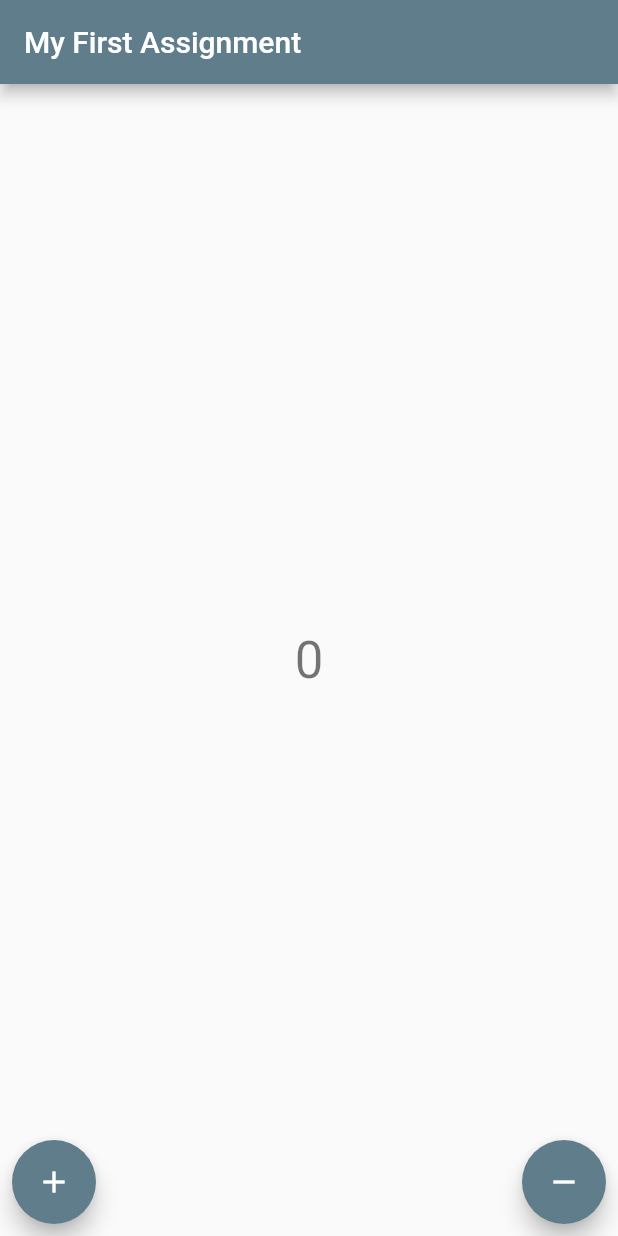
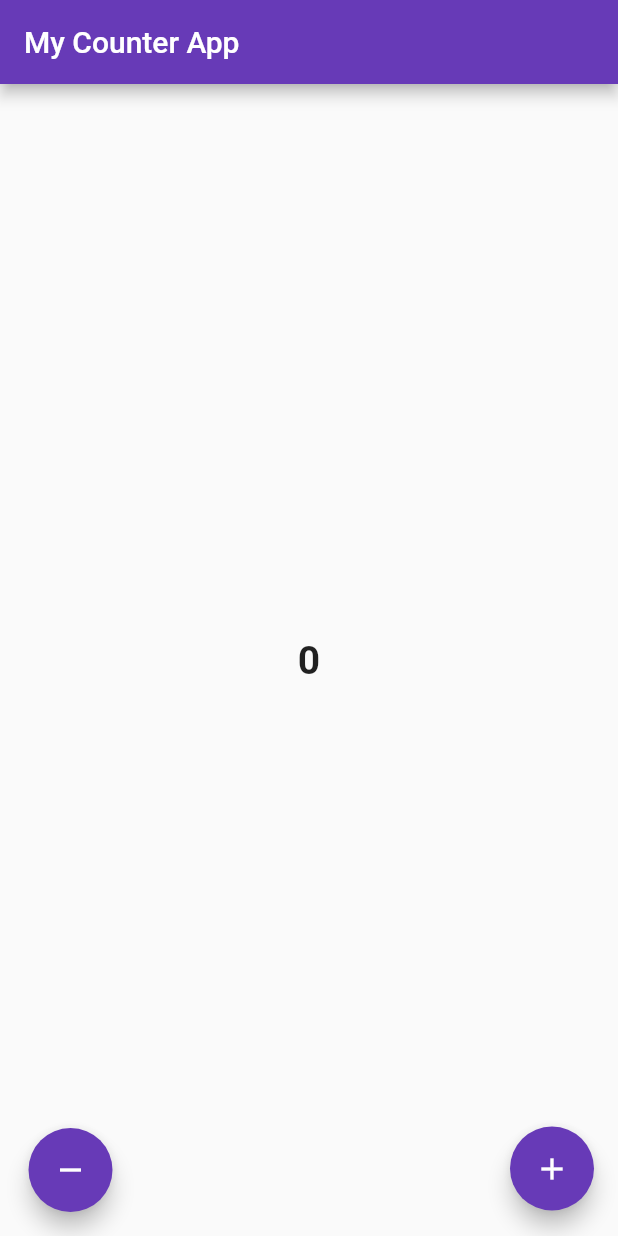
Before and after one commit to Arshistawa/My_Assignments, a Flutter app: the screen it shows after launch, on a phone screen of 412 x 824 dp. Run offline on Flutter 3.47's test engine with Material 2 defaults, Android fonts, the phone set to English and light mode, and no system bars.

Commit message:
My first commit

```diff
--- a/lib/main.dart
+++ b/lib/main.dart
@@ -1,108 +1,81 @@
+
 import 'package:flutter/material.dart';
 
 void main() {
   runApp(MyApp());
 }
-class MyApp extends StatelessWidget {
+
+class MyApp extends StatelessWidget{
   @override
   Widget build(BuildContext context) {
     return MaterialApp(
-      title: 'Flutter Demo',
-      theme: ThemeData(
-        primarySwatch: Colors.blueGrey,
-      ),
-      home: MyHomePage(title: 'My First Assignment'),
+      home: HomeScreen(title: 'My First Assignment'),
    );
   }
+
   }
-
-class MyHomePage extends StatefulWidget {
-  MyHomePage({Key? key, required this.title}) : super(key: key);
-  final String title;
-  @override
-  _MyHomePageState createState() => _MyHomePageState();
-}
-
-class _MyHomePageState extends State<MyHomePage> {
+class _MyHomePageState extends State<HomeScreen> {
   int _count = 0;
 
      void _incrementCounter() {
        setState(() {
          _count++;
-    });//setState
+       });
      }
-  //incrementCounter
   void _decrementCounter() {
     setState(() {
       if(_count==0){
         return;
       }//if
       _count--;
-    });//setState
+    });
   }
-   //decrementCounter
   @override
   Widget build(BuildContext context) {
-    // This method is rerun every time setState is called, for instance as done
-    // by the _incrementCounter and _decrementCounter methods above.
-    //
-    // The Flutter framework has been optimized to make rerunning build methods
-    // fast, so that you can just rebuild anything that needs updating rather
-    // than having to individually change instances of widgets.
-    return Scaffold(
+    return  Scaffold(
       appBar: AppBar(
-        // Here we take the value from the MyHomePage object that was created by
-        // the App.build method, and use it to set our appbar title.
-        title: Text(widget.title),
+          title: Text('My Counter App'),
+          backgroundColor: Colors.deepPurple),
+      body: Center(
+        child: Text('$_count',style: TextStyle(fontSize: 26,fontWeight: FontWeight.bold)),
       ),
-      body: Center(
-        // Center is a layout widget. It takes a single child and positions it
-        // in the middle of the parent.
-        child: Column(
-          // Column is also a layout widget. It takes a list of children and
-          // arranges them vertically. By default, it sizes itself to fit its
-          // children horizontally, and tries to be as tall as its parent.
-          //
-          // Invoke "debug painting" (press "p" in the console, choose the
-          // "Toggle Debug Paint" action from the Flutter Inspector in Android
-          // Studio, or the "Toggle Debug Paint" command in Visual Studio Code)
-          // to see the wireframe for each widget.
-          //
-          // Column has various properties to control how it sizes itself and
-          // how it positions its children. Here we use mainAxisAlignment to
-          // center the children vertically; the main axis here is the vertical
-          // axis because Columns are vertical (the cross axis would be
-          // horizontal).
-          mainAxisAlignment: MainAxisAlignment.center,
+      floatingActionButtonLocation: FloatingActionButtonLocation.endDocked,
+      // Added row with 2 buttons
+      floatingActionButton: Row(
+        mainAxisAlignment: MainAxisAlignment.spaceBetween,
         children: <Widget>[
-            Text(
-              '$_count',
-              style: Theme.of(context).textTheme.headline4,
+          Padding(
+            padding: EdgeInsets.only(left: 35,bottom: 15),
+            child: FloatingActionButton(
+              backgroundColor: Colors.deepPurple,
+              child: Icon(
+                Icons.remove,
+              ),
+              onPressed: _decrementCounter ,
+              tooltip: 'Decrement',
+            ),
+          ),
+          Padding(
+            padding: EdgeInsets.only(bottom: 17),
+            child: FloatingActionButton(
+              backgroundColor: Colors.deepPurple,
+              child: Icon(
+                Icons.add,
+              ),
+              onPressed: _incrementCounter,
+              tooltip: 'Increment',
+            ),
           ),
         ],
       ),
-      ),
-      floatingActionButtonLocation:
-      FloatingActionButtonLocation.centerDocked,
-      floatingActionButton: Padding(
-        padding: const EdgeInsets.all(8.0),
-        child: Row(
-          mainAxisAlignment: MainAxisAlignment.spaceBetween,
-          children: <Widget>[
-            FloatingActionButton(
-              onPressed: _incrementCounter,
-              tooltip: 'Increment',
-               child: Icon(Icons.add),
-            ),
-            FloatingActionButton(
-              onPressed: _decrementCounter,
-              tooltip: 'Decrement',
-              child: Icon(Icons.remove),
-            )
-          ],
-        ),
-      ), // This trailing comma makes auto-formatting nicer for build methods.
 
     );
   }
 }
+
+class HomeScreen  extends StatefulWidget{
+  HomeScreen({Key? key, required this.title}) : super(key: key);
+  final String title;
+     @override
+     _MyHomePageState createState() => _MyHomePageState();
+}
```
Lines whose indentation alone changed are shown as unchanged.
